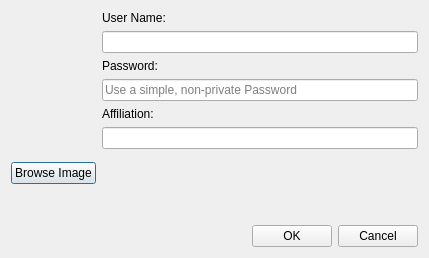
Before: the Qt Designer form qt_ui/DialogCorpusUser.ui in FilmColors/VIAN, drawn with Qt 5.
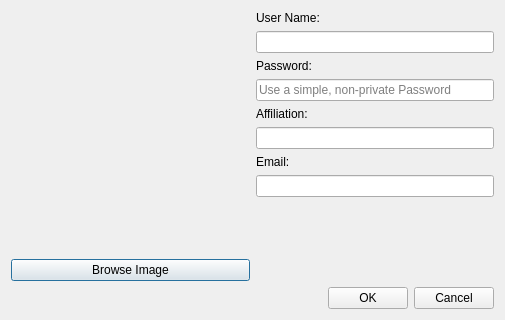
After: the same form once the commit is applied.

Commit message: Local Corpus Working Again

Patch:
```diff
--- a/qt_ui/DialogCorpusUser.ui
+++ b/qt_ui/DialogCorpusUser.ui
@@ -6,8 +6,8 @@
    <rect>
     <x>0</x>
     <y>0</y>
-    <width>429</width>
-    <height>258</height>
+    <width>505</width>
+    <height>320</height>
    </rect>
   </property>
   <property name="windowTitle">
@@ -19,10 +19,23 @@
      <item>
       <layout class="QVBoxLayout" name="verticalLayout">
        <item>
-        <widget class="QWidget" name="widget_image" native="true"/>
+        <widget class="QWidget" name="widget_image" native="true">
+         <property name="sizePolicy">
+          <sizepolicy hsizetype="Preferred" vsizetype="Expanding">
+           <horstretch>0</horstretch>
+           <verstretch>0</verstretch>
+          </sizepolicy>
+         </property>
+        </widget>
        </item>
        <item>
         <widget class="QPushButton" name="btn_Browse">
+         <property name="sizePolicy">
+          <sizepolicy hsizetype="Expanding" vsizetype="Fixed">
+           <horstretch>0</horstretch>
+           <verstretch>0</verstretch>
+          </sizepolicy>
+         </property>
          <property name="text">
           <string>Browse Image</string>
          </property>
@@ -54,7 +67,14 @@
        <item>
         <layout class="QHBoxLayout" name="horizontalLayout_2">
          <item>
-          <widget class="QLineEdit" name="lineEdit_Name"/>
+          <widget class="QLineEdit" name="lineEdit_Name">
+           <property name="sizePolicy">
+            <sizepolicy hsizetype="Expanding" vsizetype="Preferred">
+             <horstretch>0</horstretch>
+             <verstretch>0</verstretch>
+            </sizepolicy>
+           </property>
+          </widget>
          </item>
         </layout>
        </item>
@@ -67,6 +87,12 @@
        </item>
        <item>
         <widget class="QLineEdit" name="lineEdi_Password">
+         <property name="sizePolicy">
+          <sizepolicy hsizetype="Expanding" vsizetype="Preferred">
+           <horstretch>0</horstretch>
+           <verstretch>0</verstretch>
+          </sizepolicy>
+         </property>
          <property name="placeholderText">
           <string>Use a simple, non-private Password</string>
          </property>
@@ -94,10 +120,34 @@
        <item>
         <layout class="QHBoxLayout" name="horizontalLayout_3">
          <item>
-          <widget class="QLineEdit" name="lineEdit_Affiliation"/>
+          <widget class="QLineEdit" name="lineEdit_Affiliation">
+           <property name="sizePolicy">
+            <sizepolicy hsizetype="Expanding" vsizetype="Preferred">
+             <horstretch>0</horstretch>
+             <verstretch>0</verstretch>
+            </sizepolicy>
+           </property>
+          </widget>
          </item>
         </layout>
        </item>
+       <item>
+        <widget class="QLabel" name="label_4">
+         <property name="text">
+          <string>Email:</string>
+         </property>
+        </widget>
+       </item>
+       <item>
+        <widget class="QLineEdit" name="lineEdi_Email">
+         <property name="sizePolicy">
+          <sizepolicy hsizetype="Expanding" vsizetype="Preferred">
+           <horstretch>0</horstretch>
+           <verstretch>0</verstretch>
+          </sizepolicy>
+         </property>
+        </widget>
+       </item>
        <item>
         <spacer name="verticalSpacer_2">
          <property name="orientation">
@@ -115,19 +165,6 @@
      </item>
     </layout>
    </item>
-   <item>
-    <spacer name="verticalSpacer">
-     <property name="orientation">
-      <enum>Qt::Vertical</enum>
-     </property>
-     <property name="sizeHint" stdset="0">
-      <size>
-       <width>20</width>
-       <height>40</height>
-      </size>
-     </property>
-    </spacer>
-   </item>
    <item>
     <layout class="QHBoxLayout" name="horizontalLayout">
      <item>
```
The commit also changes 5 other files.
